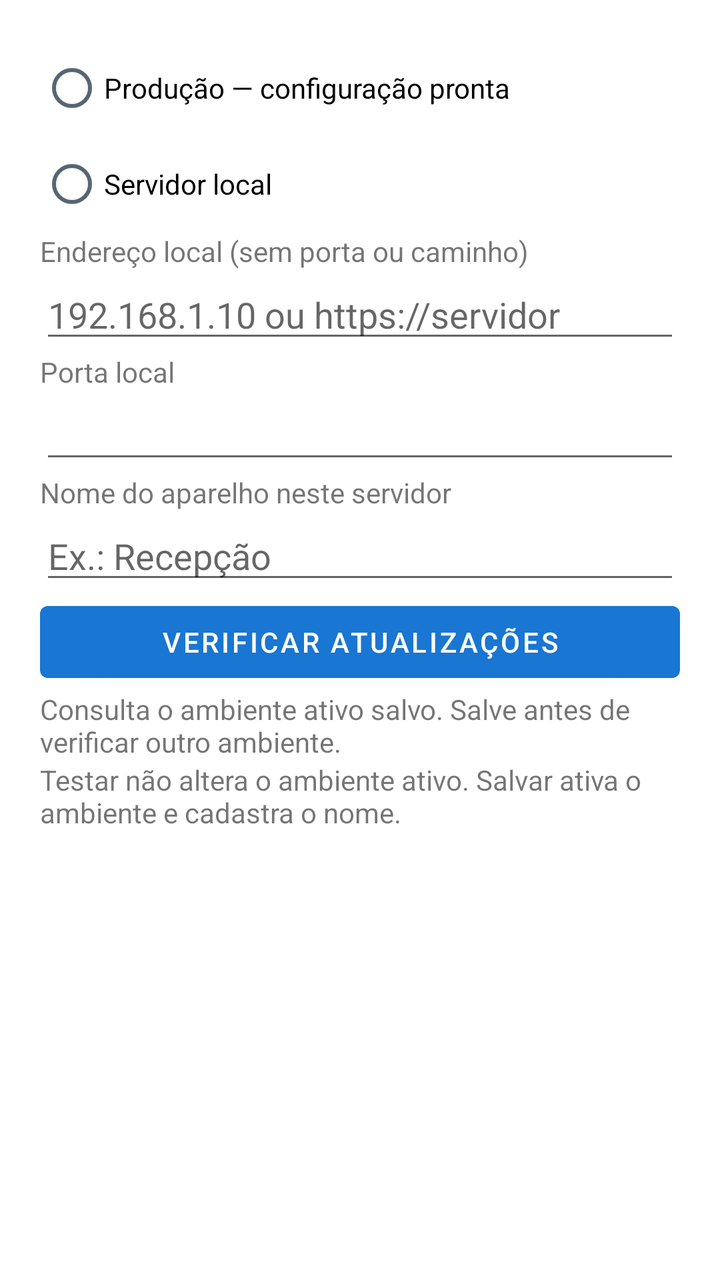
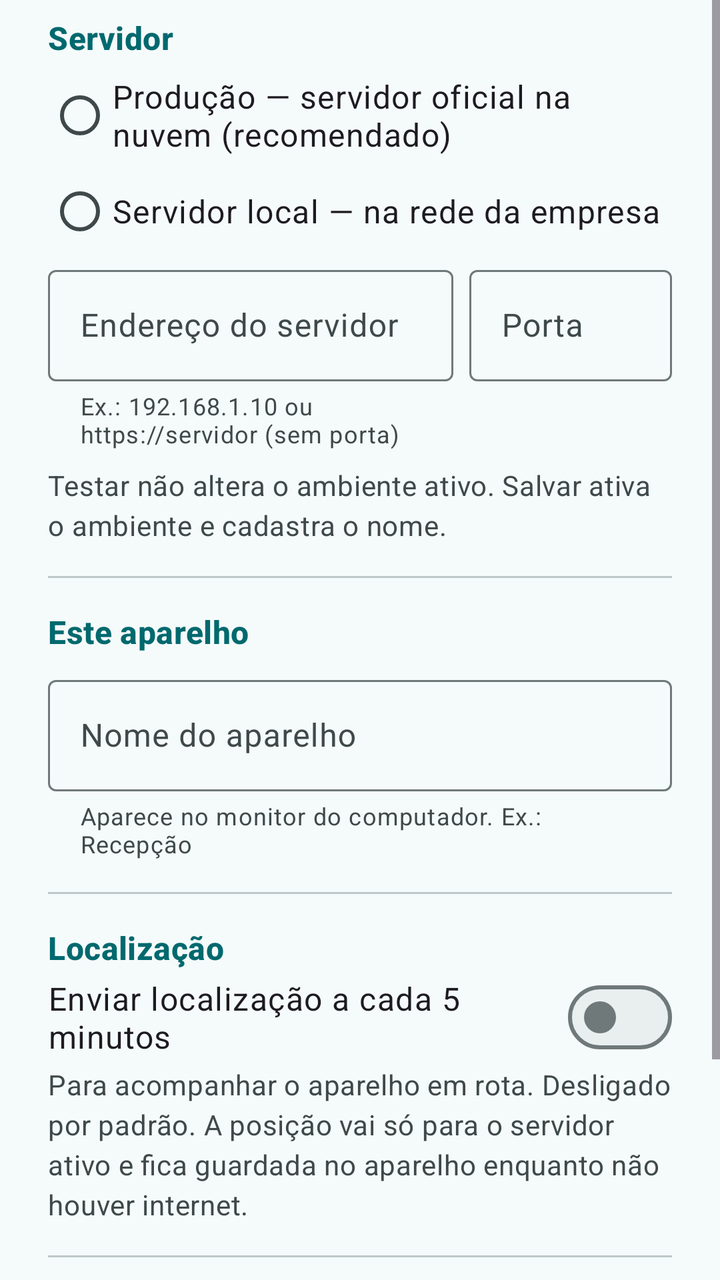

Two renders of the same Android screen: before a commit and after it. Below are the layout's source before the change and the commit's diff.
<!-- AndroidManifest.xml: application theme Theme.Bomgasbina -->
<!-- res/layout/dialog_settings.xml -->
<?xml version="1.0" encoding="utf-8"?>
<ScrollView xmlns:android="http://schemas.android.com/apk/res/android" android:layout_width="match_parent" android:layout_height="wrap_content" android:fillViewport="true">
    <LinearLayout android:layout_width="match_parent" android:layout_height="wrap_content" android:orientation="vertical" android:padding="20dp">
        <RadioGroup android:id="@+id/environmentChoice" android:layout_width="match_parent" android:layout_height="wrap_content">
            <RadioButton android:id="@+id/chooseProduction" android:layout_width="match_parent" android:layout_height="wrap_content" android:text="Produção — configuração pronta" />
            <RadioButton android:id="@+id/chooseLocal" android:layout_width="match_parent" android:layout_height="wrap_content" android:text="Servidor local" />
        </RadioGroup>
        <TextView android:layout_width="match_parent" android:layout_height="wrap_content" android:text="Endereço local (sem porta ou caminho)" android:labelFor="@id/localAddress" />
        <EditText android:id="@+id/localAddress" android:layout_width="match_parent" android:layout_height="wrap_content" android:inputType="textUri" android:singleLine="true" android:hint="192.168.1.10 ou https://servidor" />
        <TextView android:layout_width="match_parent" android:layout_height="wrap_content" android:text="Porta local" android:labelFor="@id/localPort" />
        <EditText android:id="@+id/localPort" android:layout_width="match_parent" android:layout_height="wrap_content" android:inputType="number" android:singleLine="true" android:maxLength="5" />
        <TextView android:layout_width="match_parent" android:layout_height="wrap_content" android:text="Nome do aparelho neste servidor" android:labelFor="@id/deviceName" />
        <EditText android:id="@+id/deviceName" android:layout_width="match_parent" android:layout_height="wrap_content" android:inputType="textCapSentences" android:singleLine="true" android:maxLength="255" android:hint="Ex.: Recepção" />
        <Button android:id="@+id/checkUpdates" android:layout_width="match_parent" android:layout_height="wrap_content" android:text="Verificar atualizações" />
        <TextView android:id="@+id/updateFeedback" android:layout_width="match_parent" android:layout_height="wrap_content" android:accessibilityLiveRegion="polite" android:text="Consulta o ambiente ativo salvo. Salve antes de verificar outro ambiente." />
        <TextView android:id="@+id/settingsFeedback" android:layout_width="match_parent" android:layout_height="wrap_content" android:accessibilityLiveRegion="polite" android:text="Testar não altera o ambiente ativo. Salvar ativa o ambiente e cadastra o nome." />
    </LinearLayout>
</ScrollView>
<!-- resources referenced by this layout -->
<resources>
  <style name="Theme.Bomgasbina" parent="Theme.MaterialComponents.DayNight.DarkActionBar">
          
          <item name="colorPrimary">@color/blue_500</item>
          <item name="colorPrimaryVariant">@color/blue_700</item>
          <item name="colorOnPrimary">@color/white</item>
  
          
          <item name="colorSecondary">@color/cyan_200</item>
          <item name="colorSecondaryVariant">@color/cyan_700</item>
          <item name="colorOnSecondary">@color/black</item>
  
          
          <item name="android:windowBackground">@color/white</item>
          <item name="colorSurface">@color/blue_200</item>
          <item name="colorOnSurface">@color/black</item>
  
          
          <item name="android:statusBarColor">?attr/colorPrimaryVariant</item>
  
          
      </style>
  <color name="blue_500">#FF1976D2</color>
  <color name="blue_700">#FF125699</color>
  <color name="white">#FFFFFFFF</color>
  <color name="cyan_200">#FF81D4FA</color>
  <color name="cyan_700">#FF039BE5</color>
  <color name="black">#FF000000</color>
  <color name="blue_200">#FFBBDEFB</color>
</resources>

<!-- the commit's change to res/layout/dialog_settings.xml (unified diff, before → after) -->
@@ -1,18 +1,198 @@
 <?xml version="1.0" encoding="utf-8"?>
-<ScrollView xmlns:android="http://schemas.android.com/apk/res/android" android:layout_width="match_parent" android:layout_height="wrap_content" android:fillViewport="true">
-    <LinearLayout android:layout_width="match_parent" android:layout_height="wrap_content" android:orientation="vertical" android:padding="20dp">
-        <RadioGroup android:id="@+id/environmentChoice" android:layout_width="match_parent" android:layout_height="wrap_content">
-            <RadioButton android:id="@+id/chooseProduction" android:layout_width="match_parent" android:layout_height="wrap_content" android:text="Produção — configuração pronta" />
-            <RadioButton android:id="@+id/chooseLocal" android:layout_width="match_parent" android:layout_height="wrap_content" android:text="Servidor local" />
+<ScrollView xmlns:android="http://schemas.android.com/apk/res/android"
+    xmlns:app="http://schemas.android.com/apk/res-auto"
+    android:layout_width="match_parent"
+    android:layout_height="wrap_content"
+    android:fillViewport="true">
+
+    <LinearLayout
+        android:layout_width="match_parent"
+        android:layout_height="wrap_content"
+        android:orientation="vertical"
+        android:paddingHorizontal="24dp"
+        android:paddingTop="8dp"
+        android:paddingBottom="8dp">
+
+        <TextView
+            android:layout_width="match_parent"
+            android:layout_height="wrap_content"
+            android:accessibilityHeading="true"
+            android:text="@string/settings_section_server"
+            android:textAppearance="@style/TextAppearance.Bina.Section" />
+
+        <RadioGroup
+            android:id="@+id/environmentChoice"
+            android:layout_width="match_parent"
+            android:layout_height="wrap_content"
+            android:layout_marginTop="4dp">
+
+            <com.google.android.material.radiobutton.MaterialRadioButton
+                android:id="@+id/chooseProduction"
+                android:layout_width="match_parent"
+                android:layout_height="wrap_content"
+                android:minHeight="48dp"
+                android:text="@string/settings_production"
+                android:textAppearance="@style/TextAppearance.Bina.Body" />
+
+            <com.google.android.material.radiobutton.MaterialRadioButton
+                android:id="@+id/chooseLocal"
+                android:layout_width="match_parent"
+                android:layout_height="wrap_content"
+                android:minHeight="48dp"
+                android:text="@string/settings_local"
+                android:textAppearance="@style/TextAppearance.Bina.Body" />
         </RadioGroup>
-        <TextView android:layout_width="match_parent" android:layout_height="wrap_content" android:text="Endereço local (sem porta ou caminho)" android:labelFor="@id/localAddress" />
-        <EditText android:id="@+id/localAddress" android:layout_width="match_parent" android:layout_height="wrap_content" android:inputType="textUri" android:singleLine="true" android:hint="192.168.1.10 ou https://servidor" />
-        <TextView android:layout_width="match_parent" android:layout_height="wrap_content" android:text="Porta local" android:labelFor="@id/localPort" />
-        <EditText android:id="@+id/localPort" android:layout_width="match_parent" android:layout_height="wrap_content" android:inputType="number" android:singleLine="true" android:maxLength="5" />
-        <TextView android:layout_width="match_parent" android:layout_height="wrap_content" android:text="Nome do aparelho neste servidor" android:labelFor="@id/deviceName" />
-        <EditText android:id="@+id/deviceName" android:layout_width="match_parent" android:layout_height="wrap_content" android:inputType="textCapSentences" android:singleLine="true" android:maxLength="255" android:hint="Ex.: Recepção" />
-        <Button android:id="@+id/checkUpdates" android:layout_width="match_parent" android:layout_height="wrap_content" android:text="Verificar atualizações" />
-        <TextView android:id="@+id/updateFeedback" android:layout_width="match_parent" android:layout_height="wrap_content" android:accessibilityLiveRegion="polite" android:text="Consulta o ambiente ativo salvo. Salve antes de verificar outro ambiente." />
-        <TextView android:id="@+id/settingsFeedback" android:layout_width="match_parent" android:layout_height="wrap_content" android:accessibilityLiveRegion="polite" android:text="Testar não altera o ambiente ativo. Salvar ativa o ambiente e cadastra o nome." />
+
+        <LinearLayout
+            android:id="@+id/localFields"
+            android:layout_width="match_parent"
+            android:layout_height="wrap_content"
+            android:baselineAligned="false"
+            android:orientation="horizontal">
+
+            <com.google.android.material.textfield.TextInputLayout
+                style="@style/Widget.Material3.TextInputLayout.OutlinedBox"
+                android:layout_width="0dp"
+                android:layout_height="wrap_content"
+                android:layout_weight="2"
+                android:hint="@string/settings_local_address"
+                app:helperText="@string/settings_local_address_help">
+
+                <com.google.android.material.textfield.TextInputEditText
+                    android:id="@+id/localAddress"
+                    android:layout_width="match_parent"
+                    android:layout_height="wrap_content"
+                    android:inputType="textUri"
+                    android:minHeight="48dp"
+                    android:singleLine="true" />
+            </com.google.android.material.textfield.TextInputLayout>
+
+            <com.google.android.material.textfield.TextInputLayout
+                style="@style/Widget.Material3.TextInputLayout.OutlinedBox"
+                android:layout_width="0dp"
+                android:layout_height="wrap_content"
+                android:layout_marginStart="8dp"
+                android:layout_weight="1"
+                android:hint="@string/settings_local_port">
+
+                <com.google.android.material.textfield.TextInputEditText
+                    android:id="@+id/localPort"
+                    android:layout_width="match_parent"
+                    android:layout_height="wrap_content"
+                    android:inputType="number"
+                    android:maxLength="5"
+                    android:minHeight="48dp"
+                    android:singleLine="true" />
+            </com.google.android.material.textfield.TextInputLayout>
+        </LinearLayout>
+
+        <TextView
+            android:id="@+id/settingsFeedback"
+            android:layout_width="match_parent"
+            android:layout_height="wrap_content"
+            android:layout_marginTop="8dp"
+            android:accessibilityLiveRegion="polite"
+            android:text="Testar não altera o ambiente ativo. Salvar ativa o ambiente e cadastra o nome."
+            android:textAppearance="@style/TextAppearance.Bina.Caption" />
+
+        <com.google.android.material.divider.MaterialDivider
+            android:layout_width="match_parent"
+            android:layout_height="wrap_content"
+            android:layout_marginVertical="16dp" />
+
+        <TextView
+            android:layout_width="match_parent"
+            android:layout_height="wrap_content"
+            android:accessibilityHeading="true"
+            android:text="@string/settings_section_device"
+            android:textAppearance="@style/TextAppearance.Bina.Section" />
+
+        <com.google.android.material.textfield.TextInputLayout
+            style="@style/Widget.Material3.TextInputLayout.OutlinedBox"
+            android:layout_width="match_parent"
+            android:layout_height="wrap_content"
+            android:layout_marginTop="8dp"
+            android:hint="@string/settings_device_name"
+            app:counterEnabled="false"
+            app:helperText="@string/settings_device_name_help">
+
+            <com.google.android.material.textfield.TextInputEditText
+                android:id="@+id/deviceName"
+                android:layout_width="match_parent"
+                android:layout_height="wrap_content"
+                android:inputType="textCapSentences"
+                android:maxLength="255"
+                android:minHeight="48dp"
+                android:singleLine="true" />
+        </com.google.android.material.textfield.TextInputLayout>
+
+        <com.google.android.material.divider.MaterialDivider
+            android:layout_width="match_parent"
+            android:layout_height="wrap_content"
+            android:layout_marginVertical="16dp" />
+
+        <TextView
+            android:layout_width="match_parent"
+            android:layout_height="wrap_content"
+            android:accessibilityHeading="true"
+            android:text="@string/settings_section_location"
+            android:textAppearance="@style/TextAppearance.Bina.Section" />
+
+        <com.google.android.material.materialswitch.MaterialSwitch
+            android:id="@+id/locationSwitch"
+            android:layout_width="match_parent"
+            android:layout_height="wrap_content"
+            android:minHeight="48dp"
+            android:text="@string/settings_location_switch"
+            android:textAppearance="@style/TextAppearance.Bina.Body" />
+
+        <TextView
+            android:id="@+id/locationInfo"
+            android:layout_width="match_parent"
+            android:layout_height="wrap_content"
+            android:accessibilityLiveRegion="polite"
+            android:text="@string/settings_location_help"
+            android:textAppearance="@style/TextAppearance.Bina.Caption" />
+
+        <com.google.android.material.button.MaterialButton
+            android:id="@+id/locationBackground"
+            style="@style/Widget.Material3.Button.OutlinedButton"
+            android:layout_width="wrap_content"
+            android:layout_height="wrap_content"
+            android:layout_marginTop="8dp"
+            android:minHeight="48dp"
+            android:text="@string/settings_location_background"
+            android:visibility="gone"
+            app:icon="@drawable/ic_location" />
+
+        <com.google.android.material.divider.MaterialDivider
+            android:layout_width="match_parent"
+            android:layout_height="wrap_content"
+            android:layout_marginVertical="16dp" />
+
+        <TextView
+            android:layout_width="match_parent"
+            android:layout_height="wrap_content"
+            android:accessibilityHeading="true"
+            android:text="@string/settings_section_updates"
+            android:textAppearance="@style/TextAppearance.Bina.Section" />
+
+        <TextView
+            android:id="@+id/updateFeedback"
+            android:layout_width="match_parent"
+            android:layout_height="wrap_content"
+            android:layout_marginTop="4dp"
+            android:accessibilityLiveRegion="polite"
+            android:text="Consulta o ambiente ativo salvo. Salve antes de verificar outro ambiente."
+            android:textAppearance="@style/TextAppearance.Bina.Caption" />
+
+        <com.google.android.material.button.MaterialButton
+            android:id="@+id/checkUpdates"
+            style="@style/Widget.Material3.Button.TonalButton"
+            android:layout_width="match_parent"
+            android:layout_height="wrap_content"
+            android:layout_marginTop="8dp"
+            android:minHeight="48dp"
+            android:text="@string/settings_check_updates" />
     </LinearLayout>
 </ScrollView>
<!-- resource entries referenced after the edit -->
@@ -1,32 +1,85 @@
 <!-- resources referenced by this layout -->
 <resources>
-  <style name="Theme.Bomgasbina" parent="Theme.MaterialComponents.DayNight.DarkActionBar">
-          
-          <item name="colorPrimary">@color/blue_500</item>
-          <item name="colorPrimaryVariant">@color/blue_700</item>
-          <item name="colorOnPrimary">@color/white</item>
-  
-          
-          <item name="colorSecondary">@color/cyan_200</item>
-          <item name="colorSecondaryVariant">@color/cyan_700</item>
-          <item name="colorOnSecondary">@color/black</item>
-  
-          
-          <item name="android:windowBackground">@color/white</item>
-          <item name="colorSurface">@color/blue_200</item>
-          <item name="colorOnSurface">@color/black</item>
-  
-          
-          <item name="android:statusBarColor">?attr/colorPrimaryVariant</item>
-  
-          
+  <!-- drawable ic_location (drawable) -->
+  <?xml version="1.0" encoding="utf-8"?>
+  <vector xmlns:android="http://schemas.android.com/apk/res/android"
+      android:width="24dp" android:height="24dp"
+      android:viewportWidth="24" android:viewportHeight="24"
+      android:tint="?attr/colorControlNormal">
+      <path android:fillColor="@android:color/white" android:pathData="M12,2C8.13,2 5,5.13 5,9c0,5.25 7,13 7,13s7,-7.75 7,-13c0,-3.87 -3.13,-7 -7,-7zM12,11.5c-1.38,0 -2.5,-1.12 -2.5,-2.5s1.12,-2.5 2.5,-2.5 2.5,1.12 2.5,2.5 -1.12,2.5 -2.5,2.5z" />
+  </vector>
+  <string name="settings_check_updates">Verificar atualizações</string>
+  <string name="settings_device_name">Nome do aparelho</string>
+  <string name="settings_device_name_help">Aparece no monitor do computador. Ex.: Recepção</string>
+  <string name="settings_local">Servidor local — na rede da empresa</string>
+  <string name="settings_local_address">Endereço do servidor</string>
+  <string name="settings_local_address_help">Ex.: 192.168.1.10 ou https://servidor (sem porta)</string>
+  <string name="settings_local_port">Porta</string>
+  <string name="settings_location_background">Permitir o tempo todo</string>
+  <string name="settings_location_help">Para acompanhar o aparelho em rota. Desligado por padrão. A posição vai só para o servidor ativo e fica guardada no aparelho enquanto não houver internet.</string>
+  <string name="settings_location_switch">Enviar localização a cada 5 minutos</string>
+  <string name="settings_production">Produção — servidor oficial na nuvem (recomendado)</string>
+  <string name="settings_section_device">Este aparelho</string>
+  <string name="settings_section_location">Localização</string>
+  <string name="settings_section_server">Servidor</string>
+  <string name="settings_section_updates">Atualizações</string>
+  <style name="TextAppearance.Bina.Body" parent="TextAppearance.Material3.BodyLarge">
+          <item name="android:textSize">16sp</item>
       </style>
-  <color name="blue_500">#FF1976D2</color>
-  <color name="blue_700">#FF125699</color>
-  <color name="white">#FFFFFFFF</color>
-  <color name="cyan_200">#FF81D4FA</color>
-  <color name="cyan_700">#FF039BE5</color>
-  <color name="black">#FF000000</color>
-  <color name="blue_200">#FFBBDEFB</color>
+  <style name="TextAppearance.Bina.Caption" parent="TextAppearance.Material3.BodyMedium">
+          <item name="android:textSize">14sp</item>
+          <item name="android:textColor">?attr/colorOnSurfaceVariant</item>
+      </style>
+  <style name="TextAppearance.Bina.Section" parent="TextAppearance.Material3.TitleMedium">
+          <item name="android:textColor">?attr/colorPrimary</item>
+          <item name="android:textStyle">bold</item>
+      </style>
+  <style name="Theme.Bomgasbina" parent="Theme.Material3.DayNight.NoActionBar">
+          <item name="colorPrimary">@color/bina_primary</item>
+          <item name="colorOnPrimary">@color/bina_on_primary</item>
+          <item name="colorPrimaryContainer">@color/bina_primary_container</item>
+          <item name="colorOnPrimaryContainer">@color/bina_on_primary_container</item>
+          <item name="colorSecondary">@color/bina_secondary</item>
+          <item name="colorOnSecondary">@color/bina_on_secondary</item>
+          <item name="colorSecondaryContainer">@color/bina_secondary_container</item>
+          <item name="colorOnSecondaryContainer">@color/bina_on_secondary_container</item>
+          <item name="colorError">@color/bina_error</item>
+          <item name="colorOnError">@color/bina_on_error</item>
+          <item name="colorErrorContainer">@color/bina_error_container</item>
+          <item name="colorOnErrorContainer">@color/bina_on_error_container</item>
+          <item name="android:colorBackground">@color/bina_background</item>
+          <item name="colorOnBackground">@color/bina_on_background</item>
+          <item name="colorSurface">@color/bina_background</item>
+          <item name="colorOnSurface">@color/bina_on_background</item>
+          <item name="colorSurfaceVariant">@color/bina_surface_container</item>
+          <item name="colorOnSurfaceVariant">@color/bina_on_surface_variant</item>
+          <item name="colorSurfaceContainer">@color/bina_surface_container</item>
+          <item name="colorSurfaceContainerHigh">@color/bina_surface_container</item>
+          <item name="colorSurfaceContainerHighest">@color/bina_surface_container</item>
+          <item name="colorOutline">@color/bina_outline</item>
+          <item name="colorOutlineVariant">@color/bina_outline_variant</item>
+          <item name="android:windowBackground">@color/bina_background</item>
+          <item name="android:statusBarColor">@color/bina_toolbar</item>
+          <item name="android:navigationBarColor">@color/bina_background</item>
+      </style>
+  <color name="bina_primary">#00696E</color>
+  <color name="bina_on_primary">#FFFFFF</color>
+  <color name="bina_primary_container">#9CF0F4</color>
+  <color name="bina_on_primary_container">#002022</color>
+  <color name="bina_secondary">#4A6365</color>
+  <color name="bina_on_secondary">#FFFFFF</color>
+  <color name="bina_secondary_container">#CCE8E9</color>
+  <color name="bina_on_secondary_container">#051F21</color>
+  <color name="bina_error">#BA1A1A</color>
+  <color name="bina_on_error">#FFFFFF</color>
+  <color name="bina_error_container">#FFDAD6</color>
+  <color name="bina_on_error_container">#410002</color>
+  <color name="bina_background">#F5FAFA</color>
+  <color name="bina_on_background">#161D1D</color>
+  <color name="bina_surface_container">#E9EFEF</color>
+  <color name="bina_on_surface_variant">#3F4949</color>
+  <color name="bina_outline">#6F7979</color>
+  <color name="bina_outline_variant">#BEC8C9</color>
+  <color name="bina_toolbar">#00696E</color>
 </resources>
 
